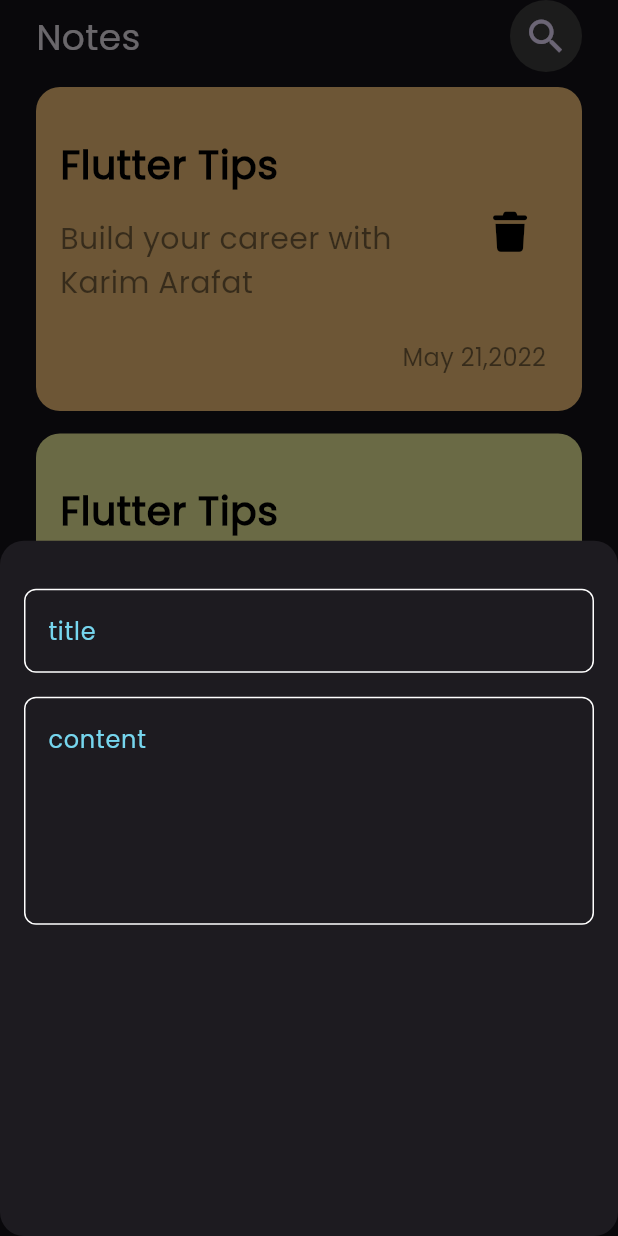
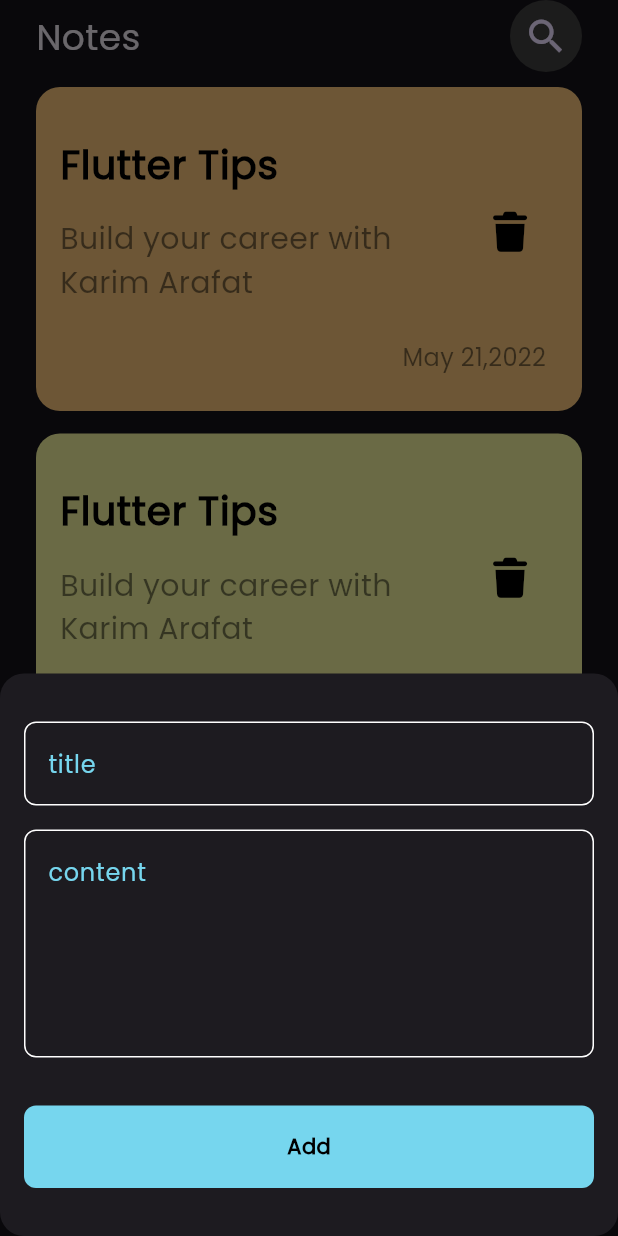
Before and after one commit to KARIMARAFAT/notes_app, a Flutter app: the screen it shows after launch, after a tap on the "add" icon, on a phone screen of 412 x 824 dp. Run offline on Flutter 3.47's test engine with Material 3 defaults, Android fonts, the phone set to English and light mode, and no system bars; our stand-ins replace font_awesome_flutter.

Commit message:
create custom button

```diff
--- a/lib/views/widgets/add_note_bottom_sheet.dart
+++ b/lib/views/widgets/add_note_bottom_sheet.dart
@@ -1,4 +1,6 @@
 import 'package:flutter/material.dart';
+import 'package:notes_app/constants/app_consts.dart';
+import 'package:notes_app/views/widgets/custom_button.dart';
 import 'package:notes_app/views/widgets/custom_text_field.dart';
 
 class AddNoteBottomSheet extends StatelessWidget {
@@ -8,13 +10,18 @@ class AddNoteBottomSheet extends StatelessWidget {
   Widget build(BuildContext context) {
     return Padding(
       padding: const EdgeInsets.symmetric(horizontal: 16.0),
+      child: SingleChildScrollView(
         child: Column(
           children: [
             SizedBox(height: 32),
             CustomTextField(hint: 'title'),
             SizedBox(height: 16),
             CustomTextField(hint: 'content', maxlines: 5),
+            SizedBox(height: 32),
+            CustomButton(),
+            SizedBox(height: 32),
           ],
+        ),
       ),
     );
   }
--- /dev/null
+++ b/lib/views/widgets/custom_button.dart
@@ -0,0 +1,26 @@
+import 'package:flutter/material.dart';
+import 'package:notes_app/constants/app_consts.dart';
+
+class CustomButton extends StatelessWidget {
+  const CustomButton({super.key});
+
+  @override
+  Widget build(BuildContext context) {
+    return Container(
+      // بتاخد عر ض شاشة الموبايل
+      width: MediaQuery.of(context).size.width,
+      height: 55,
+
+      decoration: BoxDecoration(
+        color: AppConsts.kprimaryColor,
+        borderRadius: BorderRadius.circular(8),
+      ),
+      child: Center(
+        child: Text(
+          'Add',
+          style: TextStyle(color: Colors.black, fontWeight: FontWeight.w600),
+        ),
+      ),
+    );
+  }
+}
```
Lines whose indentation alone changed are shown as unchanged.
